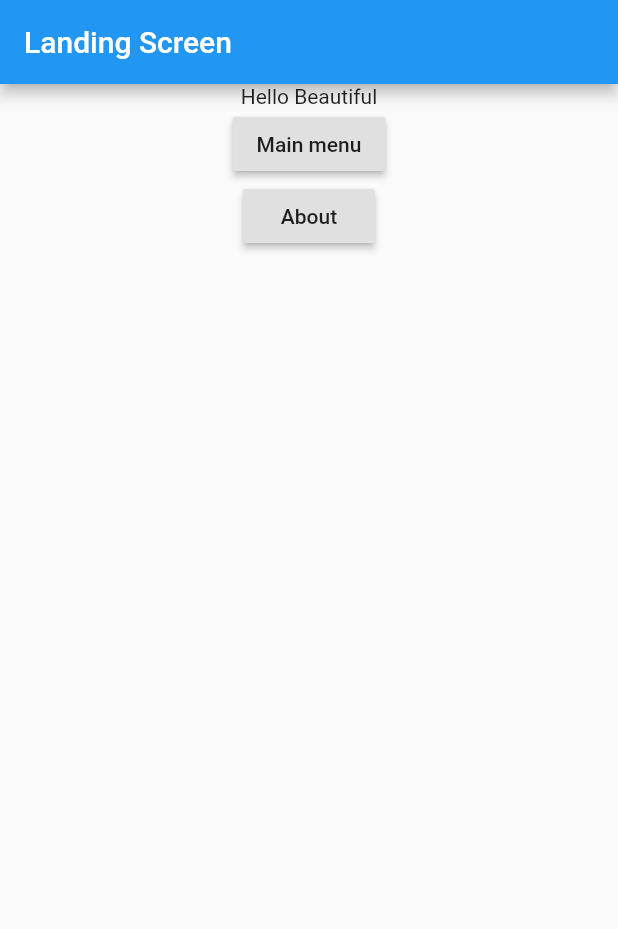
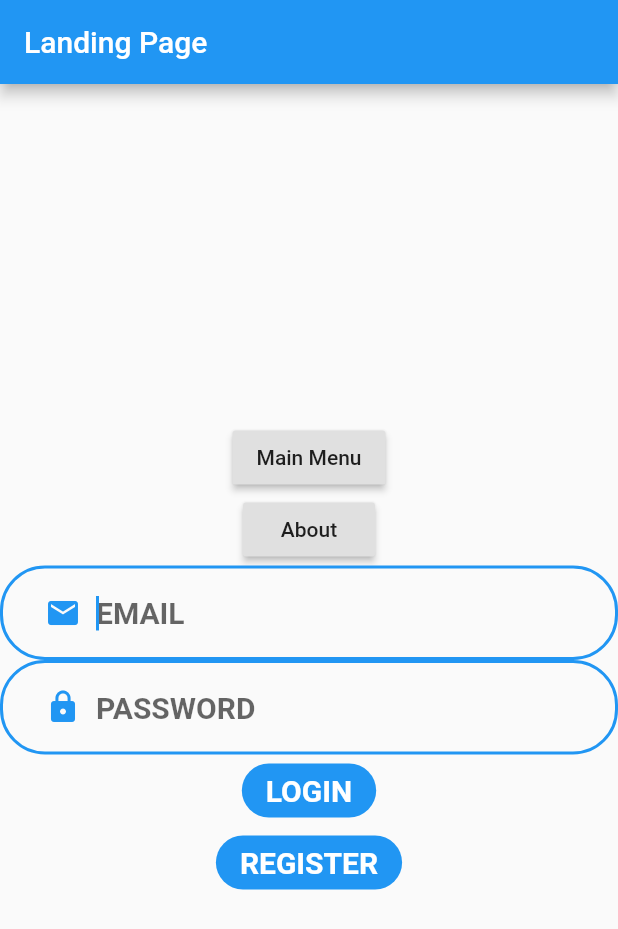
Before and after one commit to Khaladin/Shelf-Routine, a Flutter app: the screen it shows after launch, on a phone screen of 412 x 824 dp. Shown: the top 929 px of the screen. Run offline on Flutter 3.47's test engine with Material 2 defaults, Android fonts, the phone set to English and light mode, and no system bars; our stand-ins replace carousel_slider.

Commit message:
start work on login form

```diff
--- /dev/null
+++ b/lib/components/custom_text_field.dart
@@ -0,0 +1,60 @@
+import 'package:flutter/cupertino.dart';
+import 'package:flutter/material.dart';
+
+class CustomTextField extends StatelessWidget {
+  CustomTextField(
+    {
+      this.hint,
+      this.obscure = false,
+      this.validator,
+      this.onSaved,
+      this.icon,
+    }
+  );
+  final FormFieldSetter<String> onSaved;
+  final bool obscure;
+  final FormFieldValidator<String> validator;
+  final String hint;
+  final Icon icon;
+
+  @override
+  Widget build(BuildContext context) {
+
+    return Container(
+      child: TextFormField(
+        onSaved: onSaved,
+        validator: validator,
+        autofocus: true,
+        obscureText: obscure,
+        style: TextStyle(
+          fontSize: 20,
+        ),
+        decoration: InputDecoration(
+          hintStyle: TextStyle(fontWeight: FontWeight.bold, fontSize: 20),
+          hintText: hint,
+          enabledBorder: OutlineInputBorder(
+            borderRadius: BorderRadius.circular(30),
+            borderSide: BorderSide(
+              color: Theme.of(context).primaryColor,
+              width: 2,
+            ),
+          ),
+          border: OutlineInputBorder(
+            borderRadius: BorderRadius.circular(30),
+            borderSide: BorderSide(
+              color: Theme.of(context).primaryColor,
+              width: 3,
+            )
+          ),
+          prefixIcon: Padding(
+            child: IconTheme(
+              data: IconThemeData(color: Theme.of(context).primaryColor),
+              child: icon,
+            ),
+            padding: EdgeInsets.only(left: 30, right: 10),
+          )
+        )
+      )
+    );
+  }
+}
--- /dev/null
+++ b/lib/components/filled_button.dart
@@ -0,0 +1,39 @@
+import 'package:flutter/cupertino.dart';
+import 'package:flutter/material.dart';
+
+class FilledButton extends StatelessWidget {
+  FilledButton({
+    this.text,
+    this.splashColor,
+    this.highlightColor,
+    this.fillColor,
+    this.textColor,
+    this.buttonFunction,
+});
+  final String text;
+  final Color splashColor;
+  final Color highlightColor;
+  final Color fillColor;
+  final Color textColor;
+  final Function buttonFunction;
+
+  @override
+  Widget build(BuildContext context) {
+    return RaisedButton(
+        highlightElevation: 0.0,
+        splashColor: splashColor,
+        highlightColor: highlightColor,
+        elevation: 0.0,
+        color: fillColor,
+        shape: RoundedRectangleBorder(
+            borderRadius: new BorderRadius.circular(30.0)),
+        child: Text(text,
+            style: TextStyle(
+                fontWeight: FontWeight.bold, color: textColor, fontSize: 20)),
+        onPressed: () {
+          buttonFunction();
+        }
+
+    );
+  }
+}
--- a/lib/main.dart
+++ b/lib/main.dart
@@ -6,6 +6,8 @@ import 'package:hello_world/screens/LandingPage.dart';
 import 'package:hello_world/screens/MainMenu.dart';
 import 'package:hello_world/screens/NewProduct/NewProduct.dart';
 import 'package:hello_world/screens/NewRoutine/NewRoutine.dart';
+import 'package:hello_world/screens/Shelfies/MainShelfie.dart';
+import 'package:hello_world/screens/SkinTracking/MainSkinTracking.dart';
 
 void main() {
   runApp(MyApp());
@@ -39,12 +41,13 @@ class MyApp extends StatelessWidget {
           '/': (context) => LandingScreen(),
           '/about': (context) => AboutScreen(),
           '/main-menu': (context) => MainMenu(),
+          '/shelfies': (context) => MainShelfie(),
+          '/skin-tracking': (context) => MainSkinTracking(),
           '/routine/current': (context) => CurrentRoutine(),
           '/routine/new': (context) => NewRoutine(),
           '/product/new': (context) => NewProduct(),
           '/product/all': (context) => AllProducts(),
-      }
-    );
+        });
   }
 }
 
--- a/lib/screens/AllProducts/AllProducts.dart
+++ b/lib/screens/AllProducts/AllProducts.dart
@@ -6,7 +6,7 @@ class AllProducts extends StatelessWidget {
   Widget build(BuildContext context) {
     return Scaffold(
         appBar: AppBar(
-            title: Text('Current Routine')
+            title: Text('All Products')
         ),
         body: Column(
             children: <Widget>[
--- a/lib/screens/LandingPage.dart
+++ b/lib/screens/LandingPage.dart
@@ -1,32 +1,113 @@
 import 'package:flutter/cupertino.dart';
 import 'package:flutter/material.dart';
+import 'package:hello_world/components/custom_text_field.dart';
+import 'package:hello_world/components/filled_button.dart';
 
-class LandingScreen extends StatelessWidget {
+
+class LandingScreen extends StatefulWidget {
+  @override
+  _LandingScreen createState() => _LandingScreen();
+}
+
+class _LandingScreen extends State<LandingScreen> {
+  final GlobalKey<FormState> _loginKey = GlobalKey<FormState>();
+  String _email;
+  String _password;
+  String _displayName;
+  bool _loading = false;
+  bool _autoValidate = false;
+  String errorMsg = '';
+
   @override
   Widget build(BuildContext context) {
     return Scaffold(
         appBar: AppBar(
-        title: Text("Landing Screen"),
+          title: Text('Landing Page'),
         ),
-        body: Column(
+        body: Center(
+            child: Column(
+                mainAxisAlignment: MainAxisAlignment.center,
                 children: <Widget>[
-              Center(
-                child: Text('Hello Beautiful')
-              ),
               RaisedButton(
                   onPressed: () {
                     Navigator.pushNamed(context, '/main-menu');
                   },
-                child: Text('Main menu')
-              ),
+                  child: Text('Main Menu')),
               RaisedButton(
                 onPressed: () {
                   Navigator.pushNamed(context, '/about');
                 },
                 child: Text('About'),
               ),
-            ]
+              Form(
+                  key: _loginKey,
+                  autovalidate: _autoValidate,
+                  child: Column(children: <Widget>[
+                    CustomTextField(
+                      onSaved: (input) {
+                        print(input);
+                        _email = input;
+                      },
+                      validator: (input) => input.isEmpty ? '*Required' : null,
+                      icon: Icon(Icons.email),
+                      hint: 'EMAIL',
+                    ),
+                    CustomTextField(
+                      onSaved: (input) {
+                        _password = input;
+                      },
+                      validator: (input) => input.isEmpty ? '*Required' : null,
+                      icon: Icon(Icons.lock),
+                      hint: 'PASSWORD',
+                    ),
+                    FilledButton(
+                        text: 'LOGIN',
+                        splashColor: Colors.white,
+                        highlightColor: Theme.of(context).primaryColor,
+                        fillColor: Theme.of(context).primaryColor,
+                        textColor: Colors.white,
+                        buttonFunction: () => _validateLoginInput(),
+                    ),
+                    FilledButton(
+                        text: 'REGISTER',
+                        splashColor: Colors.white,
+                        highlightColor: Theme.of(context).primaryColor,
+                        fillColor: Theme.of(context).primaryColor,
+                        textColor: Colors.white,
+                        buttonFunction: () => _validateRegisterInput(),
                     )
+                  ]))
+            ])));
+  }
+
+  Widget filledButton(String text, Color splashColor, Color highlightColor,
+      Color fillColor, Color textColor, void function()) {
+    return RaisedButton(
+        highlightElevation: 0.0,
+        splashColor: splashColor,
+        highlightColor: highlightColor,
+        elevation: 0.0,
+        color: fillColor,
+        shape: RoundedRectangleBorder(
+            borderRadius: new BorderRadius.circular(30.0)),
+        child: Text(text,
+            style: TextStyle(
+                fontWeight: FontWeight.bold, color: textColor, fontSize: 20)),
+        onPressed: () {
+          function();
+        }
     );
   }
+
+  void _validateLoginInput() async {
+    final FormState form = _loginKey.currentState;
+    form.save();
+    print(_email);
   }
+
+  void _validateRegisterInput() async {
+    final FormState form = _loginKey.currentState;
+    form.save();
+    print(_password);
+  }
+}
--- a/pubspec.yaml
+++ b/pubspec.yaml
@@ -23,6 +23,7 @@ environment:
 dependencies:
   flutter:
     sdk: flutter
+  carousel_slider: ^2.2.1
 
 
   # The following adds the Cupertino Icons font to your application.
```
Also changed, not shown: lib/screens/LoginComponent.dart (added, +76 -0 lines), lib/screens/MainMenu.dart (+8 -16 lines), lib/screens/Shelfies/MainShelfie.dart (added, +39 -0 lines), lib/screens/SkinTracking/MainSkinTracking.dart (added, +32 -0 lines), pubspec.lock. Lines whose indentation alone changed are shown as unchanged.
